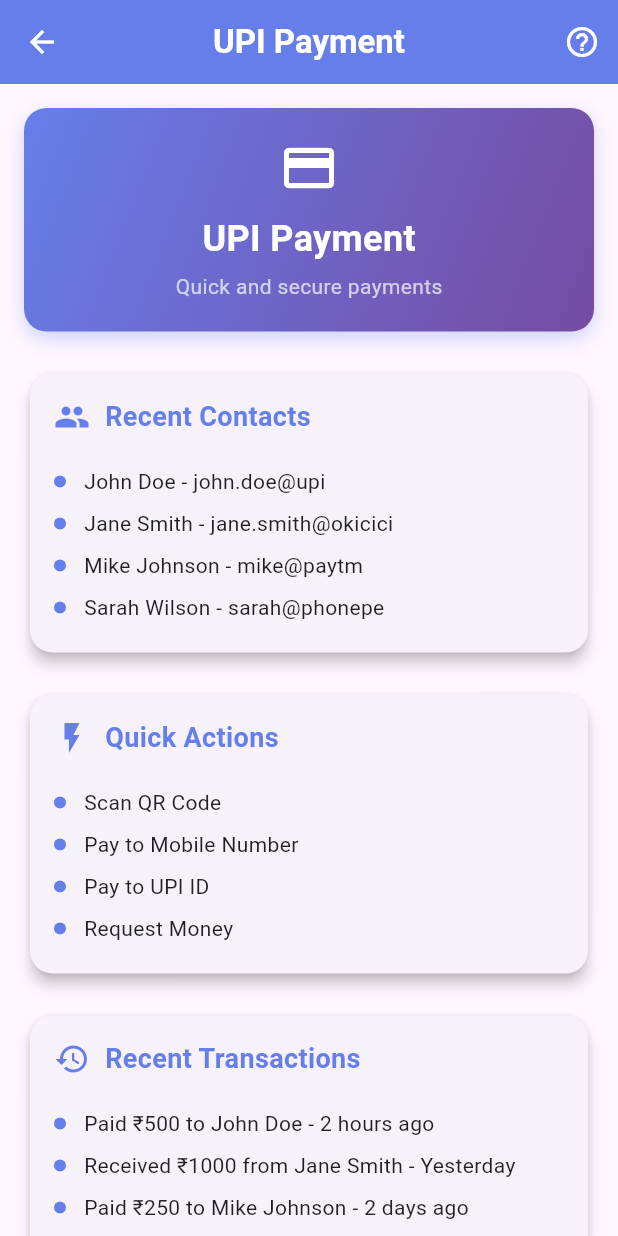
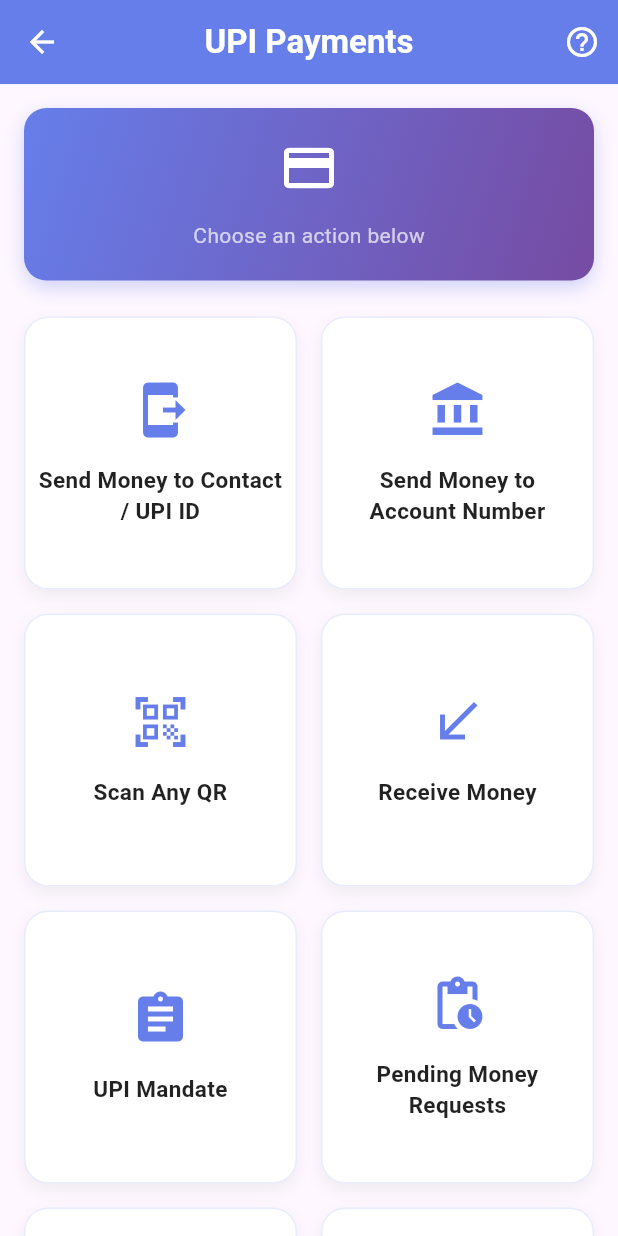
Before and after one commit to alphabet28/RakshaChakra-App, a Flutter app: the UPIPaymentScreen screen opened directly, on a phone screen of 412 x 824 dp. Run offline on Flutter 3.47's test engine with Material 3 defaults, Android fonts, the phone set to English and light mode, and no system bars; our stand-ins replace hive_flutter, sensors_plus; accounts and stored records are empty.

Commit message:
made changes to the UPI Payment section

```diff
--- a/lib/main.dart
+++ b/lib/main.dart
@@ -9,6 +9,7 @@ import 'widgets/gesture_capture_wrapper.dart';
 import 'package:sensors_plus/sensors_plus.dart';
 import 'widgets/screen_flow_observer.dart';
 import 'screens/debug_data_screen.dart';
+import 'package:raksha/screens/upi_payment_screen.dart';
 
 void main() async {
   WidgetsFlutterBinding.ensureInitialized();
@@ -50,6 +51,7 @@ class MyApp extends StatelessWidget {
         '/accounts': (context) => const GestureCaptureWrapper(child: AccountsScreen(), screenName: 'AccountsScreen'),
         '/transfer': (context) => const GestureCaptureWrapper(child: TransferScreen(), screenName: 'TransferScreen'),
         '/transactions': (context) => const GestureCaptureWrapper(child: TransactionsScreen(), screenName: 'TransactionsScreen'),
+        '/upi_payment': (context) => const UPIPaymentScreen(),
         '/debug': (context) => const DebugDataScreen(),
       },
       navigatorObservers: [ScreenFlowObserver()],
--- a/lib/screens/upi_payment_screen.dart
+++ b/lib/screens/upi_payment_screen.dart
@@ -9,6 +9,41 @@ class UPIPaymentScreen extends StatefulWidget {
 }
 
 class _UPIPaymentScreenState extends State<UPIPaymentScreen> {
+  final List<_UPIAction> _actions = [
+    _UPIAction(
+      label: 'Send Money to Contact / UPI ID',
+      icon: Icons.send_to_mobile,
+    ),
+    _UPIAction(
+      label: 'Send Money to Account Number',
+      icon: Icons.account_balance,
+    ),
+    _UPIAction(
+      label: 'Scan Any QR',
+      icon: Icons.qr_code_scanner,
+    ),
+    _UPIAction(
+      label: 'Receive Money',
+      icon: Icons.call_received,
+    ),
+    _UPIAction(
+      label: 'UPI Mandate',
+      icon: Icons.assignment,
+    ),
+    _UPIAction(
+      label: 'Pending Money Requests',
+      icon: Icons.pending_actions,
+    ),
+    _UPIAction(
+      label: 'Manage UPI ID / Number',
+      icon: Icons.manage_accounts,
+    ),
+    _UPIAction(
+      label: 'UPI Transaction History',
+      icon: Icons.history,
+    ),
+  ];
+
   @override
   Widget build(BuildContext context) {
     return Scaffold(
@@ -19,7 +54,7 @@ class _UPIPaymentScreenState extends State<UPIPaymentScreen> {
           onPressed: () => Navigator.pushReplacementNamed(context, '/home'),
         ),
         title: const Text(
-          'UPI Payment',
+          'UPI Payments',
           style: TextStyle(
             color: Colors.white,
             fontWeight: FontWeight.bold,
@@ -39,7 +74,6 @@ class _UPIPaymentScreenState extends State<UPIPaymentScreen> {
         child: Column(
           crossAxisAlignment: CrossAxisAlignment.start,
           children: [
-            // Page heading
             Container(
               width: double.infinity,
               padding: const EdgeInsets.all(20),
@@ -66,17 +100,17 @@ class _UPIPaymentScreenState extends State<UPIPaymentScreen> {
                     color: Colors.white,
                   ),
                   SizedBox(height: 10),
-                  Text(
-                    'UPI Payment',
-                    style: TextStyle(
-                      fontSize: 24,
-                      fontWeight: FontWeight.bold,
-                      color: Colors.white,
-                    ),
-                  ),
+                  // Text(
+                  //   'UPI Payments',
+                  //   style: TextStyle(
+                  //     fontSize: 24,
+                  //     fontWeight: FontWeight.bold,
+                  //     color: Colors.white,
+                  //   ),
+                  // ),
                   SizedBox(height: 5),
                   Text(
-                    'Quick and secure payments',
+                    'Choose an action below',
                     style: TextStyle(
                       fontSize: 14,
                       color: Colors.white70,
@@ -86,57 +120,14 @@ class _UPIPaymentScreenState extends State<UPIPaymentScreen> {
               ),
             ),
             const SizedBox(height: 24),
-
-            // Dummy content sections
-            _buildSection(
-              title: 'Recent Contacts',
-              icon: Icons.people,
-              items: [
-                'John Doe - john.doe@upi',
-                'Jane Smith - jane.smith@okicici',
-                'Mike Johnson - mike@paytm',
-                'Sarah Wilson - sarah@phonepe',
-              ],
-            ),
-
-            const SizedBox(height: 20),
-
-            _buildSection(
-              title: 'Quick Actions',
-              icon: Icons.flash_on,
-              items: [
-                'Scan QR Code',
-                'Pay to Mobile Number',
-                'Pay to UPI ID',
-                'Request Money',
-              ],
-            ),
-
-            const SizedBox(height: 20),
-
-            _buildSection(
-              title: 'Recent Transactions',
-              icon: Icons.history,
-              items: [
-                'Paid ₹500 to John Doe - 2 hours ago',
-                'Received ₹1000 from Jane Smith - Yesterday',
-                'Paid ₹250 to Mike Johnson - 2 days ago',
-                'Requested ₹750 from Sarah Wilson - 3 days ago',
-              ],
-            ),
-
-            const SizedBox(height: 20),
-
-            _buildSection(
-              title: 'UPI Apps',
-              icon: Icons.apps,
-              items: [
-                'Google Pay',
-                'PhonePe',
-                'Paytm',
-                'BHIM',
-                'Amazon Pay',
-              ],
+            GridView.count(
+              crossAxisCount: 2,
+              shrinkWrap: true,
+              physics: const NeverScrollableScrollPhysics(),
+              mainAxisSpacing: 16,
+              crossAxisSpacing: 16,
+              childAspectRatio: 1,
+              children: _actions.map((action) => _buildActionBox(action)).toList(),
             ),
           ],
         ),
@@ -144,62 +135,69 @@ class _UPIPaymentScreenState extends State<UPIPaymentScreen> {
     );
   }
 
-  Widget _buildSection({
-    required String title,
-    required IconData icon,
-    required List<String> items,
-  }) {
-    return Card(
-      elevation: 4,
-      shape: RoundedRectangleBorder(borderRadius: BorderRadius.circular(15)),
-      child: Padding(
-        padding: const EdgeInsets.all(16),
-        child: Column(
-          crossAxisAlignment: CrossAxisAlignment.start,
-          children: [
-            Row(
-              children: [
-                Icon(icon, color: const Color(0xFF667EEA), size: 24),
-                const SizedBox(width: 10),
-                Text(
-                  title,
-                  style: const TextStyle(
-                    fontSize: 18,
-                    fontWeight: FontWeight.bold,
-                    color: Color(0xFF667EEA),
-                  ),
+  Widget _buildActionBox(_UPIAction action) {
+    return GestureDetector(
+      onTap: () {
+        switch (action.label) {
+          case 'Send Money to Contact / UPI ID':
+          case 'Send Money to Account Number':
+          case 'Scan Any QR':
+          case 'Receive Money':
+            Navigator.pushNamed(context, '/transfer');
+            break;
+          case 'UPI Mandate':
+            Navigator.pushNamed(context, '/upi_mandate');
+            break;
+          case 'Pending Money Requests':
+            Navigator.pushNamed(context, '/pending_requests');
+            break;
+          case 'Manage UPI ID / Number':
+            Navigator.pushNamed(context, '/manage_upi');
+            break;
+          case 'UPI Transaction History':
+            Navigator.pushNamed(context, '/transactions');
+            break;
+        }
+      },
+      child: Container(
+        decoration: BoxDecoration(
+          color: Colors.white,
+          borderRadius: BorderRadius.circular(16),
+          boxShadow: [
+            BoxShadow(
+              color: Colors.grey.withOpacity(0.15),
+              blurRadius: 8,
+              offset: const Offset(0, 4),
             ),
           ],
+          border: Border.all(color: const Color(0xFF667EEA).withOpacity(0.15)),
         ),
+        child: Column(
+          mainAxisAlignment: MainAxisAlignment.center,
+          children: [
+            Icon(action.icon, size: 40, color: const Color(0xFF667EEA)),
             const SizedBox(height: 16),
-            ...items.map((item) => Padding(
-              padding: const EdgeInsets.symmetric(vertical: 4),
-              child: Row(
-                children: [
-                  Container(
-                    width: 8,
-                    height: 8,
-                    decoration: const BoxDecoration(
-                      color: Color(0xFF667EEA),
-                      shape: BoxShape.circle,
-                    ),
-                  ),
-                  const SizedBox(width: 12),
-                  Expanded(
+            Padding(
+              padding: const EdgeInsets.symmetric(horizontal: 8.0),
               child: Text(
-                      item,
+                action.label,
+                textAlign: TextAlign.center,
                 style: const TextStyle(
-                        fontSize: 14,
+                  fontSize: 15,
+                  fontWeight: FontWeight.w600,
                   color: Colors.black87,
                 ),
               ),
             ),
           ],
         ),
-            )).toList(),
-          ],
-        ),
       ),
     );
   }
 }
+
+class _UPIAction {
+  final String label;
+  final IconData icon;
+  const _UPIAction({required this.label, required this.icon});
+}
--- a/lib/widgets/app_drawer.dart
+++ b/lib/widgets/app_drawer.dart
@@ -22,7 +22,9 @@ class AppDrawer extends StatelessWidget {
               title: 'Pay',
               subtitle: 'UPI, Transfer, Cards, Recharge...',
               children: [
-                _buildSubDrawerItem(text: 'UPI Payment', onTap: () {}),
+                _buildSubDrawerItem(text: 'UPI Payment', onTap: () {
+                  Navigator.pushNamed(context, '/upi_payment');
+                }),
                 _buildSubDrawerItem(text: 'Money Transfer', onTap: () {}),
                 _buildSubDrawerItem(text: 'Cards', onTap: () {}),
                 _buildSubDrawerItem(text: 'Recharge', onTap: () {}),
@@ -109,7 +111,7 @@ class AppDrawer extends StatelessWidget {
           ),
           SizedBox(height: 10),
           Text(
-            'Deepam Goyal',
+            'Atharv Bhavsar',
             style: TextStyle(
               color: Colors.white,
               fontSize: 18,
@@ -117,7 +119,7 @@ class AppDrawer extends StatelessWidget {
             ),
           ),
           Text(
-            'Last Login: Jun 22, 10:40 AM',
+            'Last Login: Jul 03, 01:18 AM',
             style: TextStyle(
               color: Colors.white70,
               fontSize: 12,
```
Lines whose indentation alone changed are shown as unchanged.
